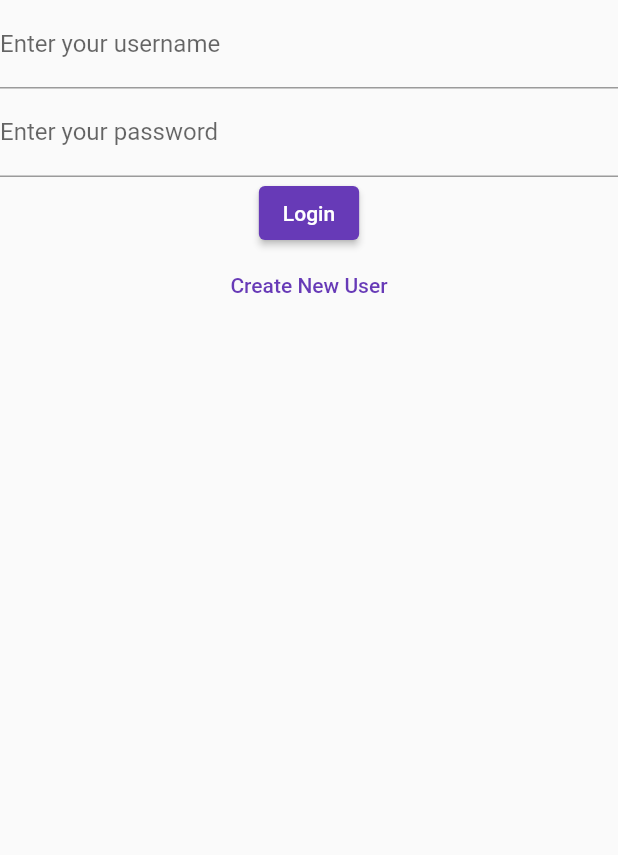
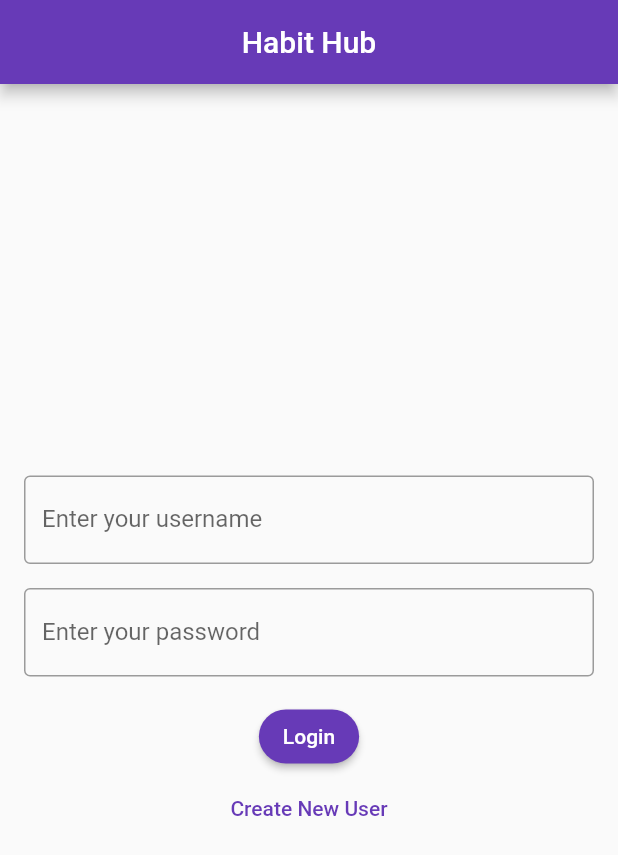
Before and after one commit to Alanthomas-in/HabitHub, a Flutter app: the screen it shows after launch, on a phone screen of 412 x 824 dp. Shown: the top 855 px of the screen. Run offline on Flutter 3.47's test engine with Material 2 defaults, Android fonts, the phone set to English and light mode, and no system bars.

Commit message:
improved UI

```diff
--- a/habithub/lib/LoginPage.dart
+++ b/habithub/lib/LoginPage.dart
@@ -16,15 +16,23 @@ class _LoginPageState extends State<LoginPage> {
   @override
   Widget build(BuildContext context) {
     return Scaffold(
-      // appBar: AppBar(
-      //   title: Text('Login'),
-      // ),
-      body: _isLoggedIn ? MyHomePage() : Form(
+      appBar: AppBar(
+        title: Text('Habit Hub'),
+        centerTitle: true,
+      ),
+      body: _isLoggedIn ? MyHomePage() : Center(
+        child: Padding(
+          padding: const EdgeInsets.all(16.0),
+          child: Form(
             key: _formKey,
             child: Column(
+              mainAxisAlignment: MainAxisAlignment.center,
               children: <Widget>[
                 TextFormField(
-              decoration: InputDecoration(labelText: 'Enter your username'),
+                  decoration: InputDecoration(
+                    labelText: 'Enter your username',
+                    border: OutlineInputBorder(),
+                  ),
                   validator: (value) {
                     if (value?.isEmpty ?? true) {
                       return 'Please enter your username';
@@ -32,8 +40,12 @@ class _LoginPageState extends State<LoginPage> {
                     return null;
                   },
                 ),
+                SizedBox(height: 16.0), // Add space between the fields
                 TextFormField(
-              decoration: InputDecoration(labelText: 'Enter your password'),
+                  decoration: InputDecoration(
+                    labelText: 'Enter your password',
+                    border: OutlineInputBorder(),
+                  ),
                   obscureText: true,
                   validator: (value) {
                     if (value?.isEmpty ?? true) {
@@ -42,7 +54,15 @@ class _LoginPageState extends State<LoginPage> {
                     return null;
                   },
                 ),
+                SizedBox(height: 16.0), // Add space between the fields
                 ElevatedButton(
+                  style: ElevatedButton.styleFrom(
+                    primary: Colors.deepPurple, // background color
+                    onPrimary: Colors.white, // text color
+                    shape: RoundedRectangleBorder(
+                      borderRadius: BorderRadius.circular(32.0),
+                    ),
+                  ),
                   onPressed: () {
                     if (_formKey.currentState?.validate() ?? false) {
                       setState(() {
@@ -53,6 +73,9 @@ class _LoginPageState extends State<LoginPage> {
                   child: Text('Login'),
                 ),
                 TextButton(
+                  style: TextButton.styleFrom(
+                    primary: Colors.deepPurple, // text color
+                  ),
                   onPressed: () {
                     Navigator.push(
                       context,
@@ -64,6 +87,8 @@ class _LoginPageState extends State<LoginPage> {
               ],
             ),
           ),
+        ),
+      ),
     );
   }
 }
```
Lines whose indentation alone changed are shown as unchanged.
